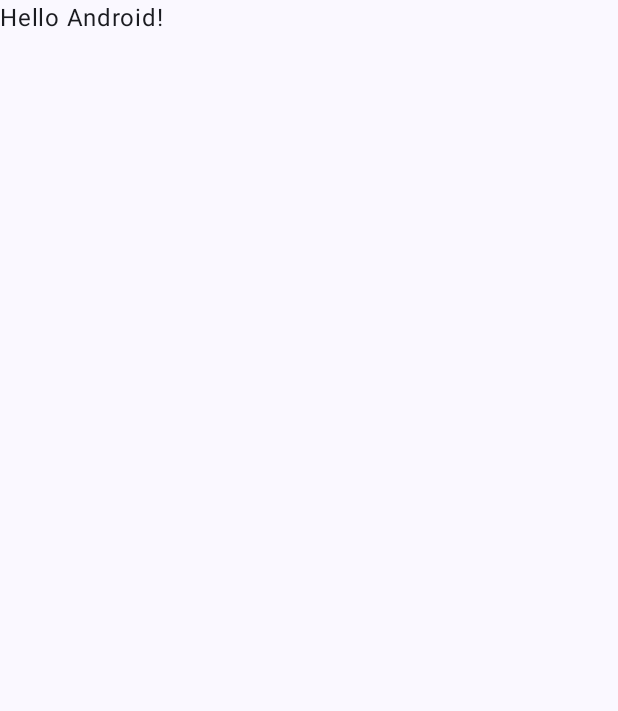
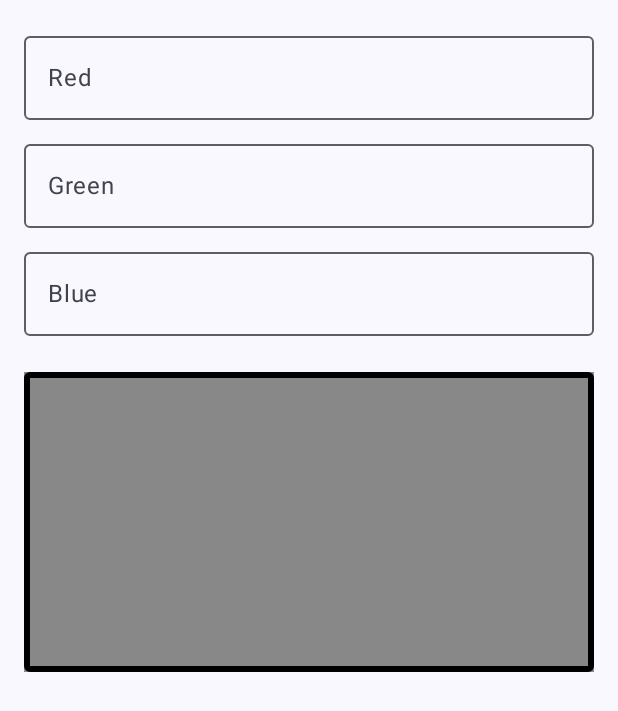
Before and after one commit to bbqqvv/changeColor, an Android app built with Jetpack Compose: the screen it shows after launch (MainActivity), on a phone screen of 412 x 824 dp. Before the commit the part shown is almost empty. Shown: the top 711 px of the screen. Run offline under Robolectric (Android 15) with nearby library versions, the phone set to English and light mode, and no system bars.

Commit message:
Update modified/Mainactivity.kt

```diff
--- a/app/build.gradle.kts
+++ b/app/build.gradle.kts
@@ -10,7 +10,7 @@ android {
     defaultConfig {
         applicationId = "com.example.changecolor"
         minSdk = 24
-        targetSdk = 34
+        targetSdk = 31
         versionCode = 1
         versionName = "1.0"
 
--- a/app/src/main/java/com/example/changecolor/MainActivity.kt
+++ b/app/src/main/java/com/example/changecolor/MainActivity.kt
@@ -3,13 +3,23 @@ package com.example.changecolor
 import android.os.Bundle
 import androidx.activity.ComponentActivity
 import androidx.activity.compose.setContent
+import androidx.compose.foundation.background
 import androidx.compose.foundation.layout.fillMaxSize
 import androidx.compose.material3.MaterialTheme
 import androidx.compose.material3.Surface
 import androidx.compose.material3.Text
 import androidx.compose.runtime.Composable
 import androidx.compose.ui.Modifier
-import androidx.compose.ui.tooling.preview.Preview
+import androidx.compose.foundation.border
+import androidx.compose.foundation.layout.*
+import androidx.compose.foundation.shape.RoundedCornerShape
+import androidx.compose.foundation.text.KeyboardOptions
+import androidx.compose.material3.ExperimentalMaterial3Api
+import androidx.compose.material3.OutlinedTextField
+import androidx.compose.runtime.*
+import androidx.compose.ui.graphics.Color
+import androidx.compose.ui.text.input.KeyboardType
+import androidx.compose.ui.unit.dp
 import com.example.changecolor.ui.theme.ChangeColorTheme
 
 class MainActivity : ComponentActivity() {
@@ -22,25 +32,68 @@ class MainActivity : ComponentActivity() {
                     modifier = Modifier.fillMaxSize(),
                     color = MaterialTheme.colorScheme.background
                 ) {
-                    Greeting("Android")
+                    MainApp()
                 }
             }
         }
     }
 }
+@Composable
+fun MainApp() {
+    var red by remember { mutableStateOf("") }
+    var green by remember { mutableStateOf("") }
+    var blue by remember { mutableStateOf("") }
 
-@Composable
-fun Greeting(name: String, modifier: Modifier = Modifier) {
-    Text(
-        text = "Hello $name!",
-        modifier = modifier
-    )
+    Column(modifier = Modifier.padding(16.dp)) {
+        RGBInputField(label = "Red", value = red, onValueChange = { red = it })
+        RGBInputField(label = "Green", value = green, onValueChange = { green = it })
+        RGBInputField(label = "Blue", value = blue, onValueChange = { blue = it })
+        Spacer(modifier = Modifier.height(16.dp))
+
+        val color = try {
+            Color(red.toInt(), green.toInt(), blue.toInt())
+        } catch (e: NumberFormatException) {
+            Color.Gray
+        }
+
+        Box(
+            modifier = Modifier
+                .height(200.dp)
+                .fillMaxWidth()
+                .border(4.dp, Color.Black, RoundedCornerShape(4.dp))
+                .background(color)
+        )
+    }
 }
 
-@Preview(showBackground = true)
+@OptIn(ExperimentalMaterial3Api::class)
 @Composable
-fun GreetingPreview() {
-    ChangeColorTheme {
-        Greeting("Android")
+fun RGBInputField(label: String, value: String, onValueChange: (String) -> Unit) {
+    var isError by remember { mutableStateOf(false) }
+
+    OutlinedTextField(
+        value = value,
+        onValueChange = { newValue ->
+            if (newValue.isEmpty() || newValue.toIntOrNull() in 0..255) {
+                onValueChange(newValue)
+                isError = false
+            } else {
+                isError = true
+            }
+        },
+        label = { Text(label) },
+        keyboardOptions = KeyboardOptions(keyboardType = KeyboardType.Number),
+        singleLine = true,
+        modifier = Modifier.fillMaxWidth(),
+        isError = isError,
+        trailingIcon = {
+            if (isError) {
+                Text(text = "!", color = Color.Red)
+            }
+        }
+    )
+    if (isError) {
+        Text(text = "Value must be between 0 and 255", color = Color.Red, style = MaterialTheme.typography.bodySmall)
     }
+    Spacer(modifier = Modifier.height(8.dp))
 }
```
